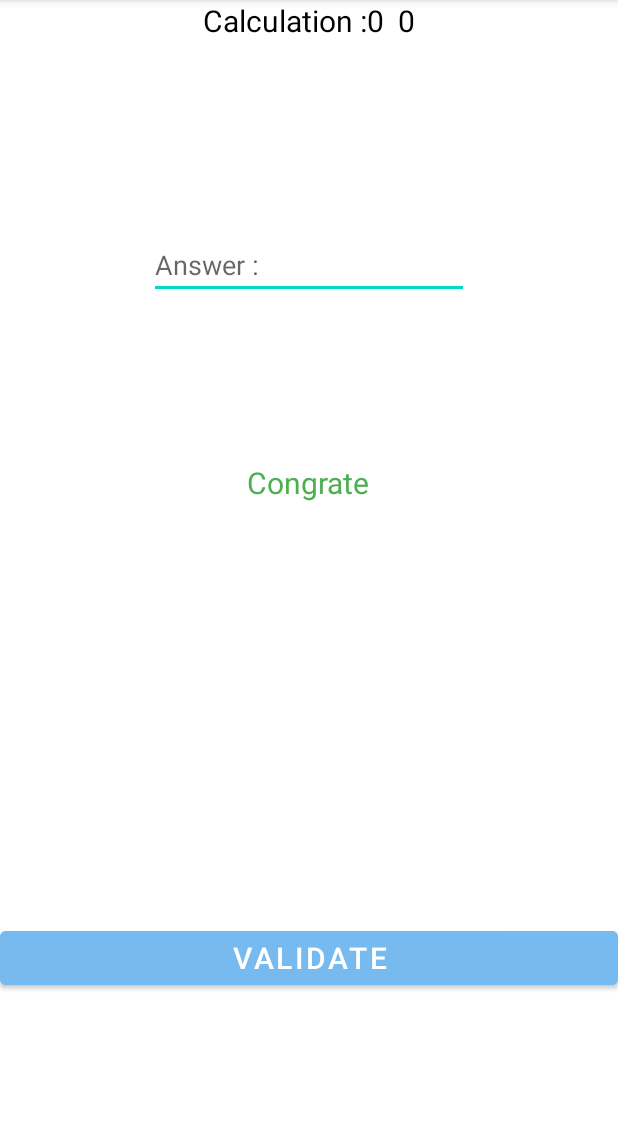
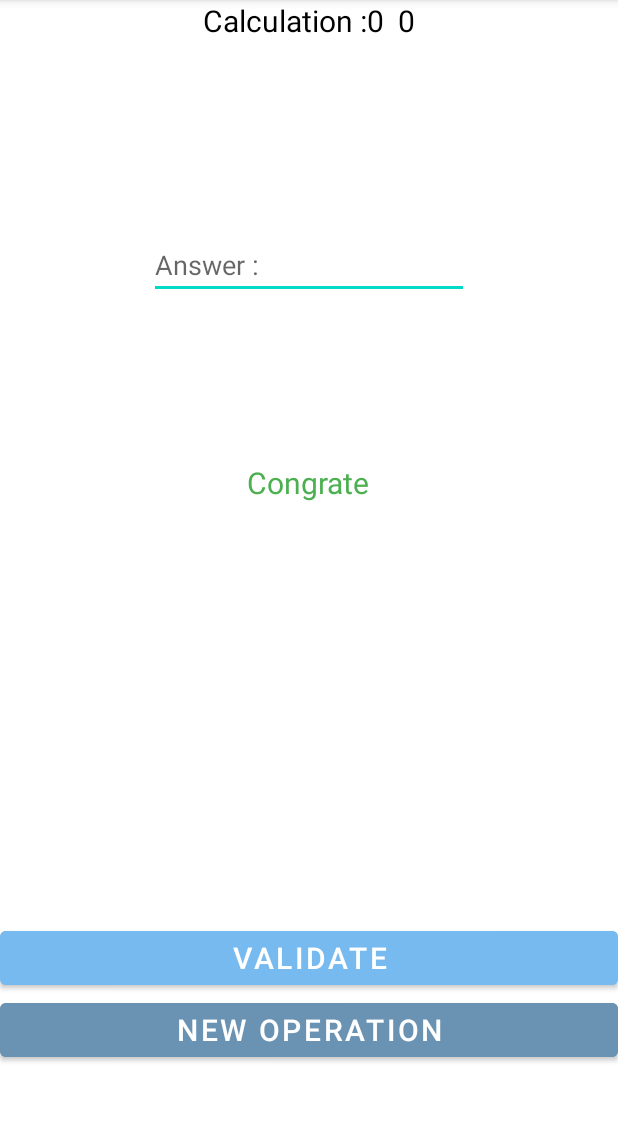
Before and after one commit to ElodieBlairet/MentalCounting, an Android app: the GameActivity screen opened directly, with no data from a screen before it, after a tap on "VALIDATE", on a phone screen of 412 x 824 dp, the part 84-1205 px from its top. Run offline under Robolectric (Android 15) with nearby library versions, the phone set to English and light mode, and no system bars; 1 statement that could not run was skipped.

Commit message:
Bouton pour nouvelle operation

```diff
--- a/app/src/main/java/com/example/mentalcounting/activities/GameActivity.java
+++ b/app/src/main/java/com/example/mentalcounting/activities/GameActivity.java
@@ -28,6 +28,7 @@ public class GameActivity extends AppCompatActivity {
     private TextView calculText;
     private TextView incorrectText;
     private TextView correctText;
+    private CharSequence textCalcul;
     private GetteurOperation aff = new GetteurOperation();
 
     //Services externes :
@@ -44,55 +45,19 @@ public class GameActivity extends AppCompatActivity {
         incorrectText = findViewById(R.id.false_text);
         correctText = findViewById(R.id.correct_text);
 
+        //Récupération du texte de départ :
+        textCalcul = this.calculText.getText();//ce qui est déjà écrit
+
         //On récupère les valeurs du calcul pour les afficher :
-        ope.Aleatoire();//génére 2 int et un string
         calculFunction();
 
         //On vérifie la réponse de l'utilisateur :
         Button submitButton = findViewById(R.id.submit_game_button);
         submitButton.setOnClickListener(view -> submitFunction());
-    }
 
-    private void calculFunction(){
-        boolean calcul = ope.CorrectOpe();//L'opération est correcte : 2 int et un String
-        if (calcul) {//Récupération des valeurs de l'opération car elle est correcte
-            int premier = aff.GetPrem();
-            String operateur = aff.GetOpe();
-            int deuxieme = aff.GetDeux();
-            String text = getString(
-                    // le template
-                    R.string.operation_template,
-                    // les variables qui sont injectées
-                    premier,
-                    operateur,
-                    deuxieme
-            );
-            CharSequence text1 = this.calculText.getText();//ce qui est déjà écrit
-            this.calculText.setText(text1 + text);
-        }
-    }
-
-    private void submitFunction(){
-        try {
-            String value = text.getText().toString();
-            verif.Verification(aff, value);
-
-            // il faut récupérer le composant : c est pas l ID qui change de visibility
-            TextView component = findViewById(R.id.correct_text);
-            component.setVisibility(View.VISIBLE);
-            findViewById(R.id.calcul_text);
-        } catch (ResultatFaux resultatFaux) {
-            // View.VISIBLE => la valeur qui va t afficher le truc
-            incorrectText.setVisibility(View.VISIBLE);//on rend le message visible
-            resultatFaux.printStackTrace();
-            //Affichage du message d'erreur avec le bon résultat:
-            CharSequence textF = this.incorrectText.getText();//Message : "Rate"
-            int reponse = verif.getCorrectRes();//reponse correcte
-            String rep = Integer.toString(reponse);
-            this.incorrectText.setText(textF+rep);//Affichage
-        } catch (ResultatVide resultatVide) {
-            resultatVide.printStackTrace();
-        }
+        //Boutton pour une nouvelle operation :
+        Button newButton = findViewById(R.id.new_button);
+        newButton.setOnClickListener(view -> nouvelleOperation());
     }
 
     //Ajoute game_menu à la page gameActivity
@@ -120,6 +85,55 @@ public class GameActivity extends AppCompatActivity {
         return super.onOptionsItemSelected(item);
     }
 
+    private void calculFunction(){
+        ope.Aleatoire();//génére 2 int et un string
+        boolean calcul = ope.CorrectOpe();//L'opération est correcte : 2 int et un String
+        if (calcul) {//Récupération des valeurs de l'opération car elle est correcte
+            int premier = aff.GetPrem();
+            String operateur = aff.GetOpe();
+            int deuxieme = aff.GetDeux();
+            String text = getString(
+                    // le template
+                    R.string.operation_template,
+                    // les variables qui sont injectées
+                    premier,
+                    operateur,
+                    deuxieme
+            );
+            this.calculText.setText(textCalcul + text);
+        }
+    }
+
+    private void submitFunction(){
+        try {
+            String value = text.getText().toString();
+            verif.Verification(aff, value);
+
+            // il faut récupérer le composant : c est pas l ID qui change de visibility
+            correctText.setVisibility(View.VISIBLE);
+            findViewById(R.id.calcul_text);
+        } catch (ResultatFaux resultatFaux) {
+            // View.VISIBLE => la valeur qui va t afficher le truc
+            incorrectText.setVisibility(View.VISIBLE);//on rend le message visible
+            resultatFaux.printStackTrace();
+            //Affichage du message d'erreur avec le bon résultat:
+            CharSequence textF = this.incorrectText.getText();//Message : "Rate"
+            int reponse = verif.getCorrectRes();//reponse correcte
+            String rep = Integer.toString(reponse);
+            this.incorrectText.setText(textF+rep);//Affichage
+        } catch (ResultatVide resultatVide) {
+            resultatVide.printStackTrace();
+        }
+    }
+
+    private void nouvelleOperation(){
+        //On efface les messages précédents :
+        correctText.setVisibility(View.INVISIBLE);
+        incorrectText.setVisibility(View.INVISIBLE);
+        //On change d'operation :
+        calculFunction();
+    }
+
     //Getteur pour affichage
     public EditText getText() {
         return text;
--- a/app/src/main/res/layout/activity_game.xml
+++ b/app/src/main/res/layout/activity_game.xml
@@ -123,14 +123,28 @@
                 android:gravity="center_horizontal|top"
                 android:orientation="horizontal">
 
-                <Button
-                    android:id="@+id/submit_game_button"
-                    android:layout_width="wrap_content"
-                    android:layout_height="wrap_content"
+                <LinearLayout
+                    android:layout_width="match_parent"
+                    android:layout_height="match_parent"
                     android:layout_weight="1"
-                    android:backgroundTint="#77BAEF"
-                    android:text="@string/valider"
-                    android:textSize="20sp" />
+                    android:orientation="vertical">
+
+                    <Button
+                        android:id="@+id/submit_game_button"
+                        android:layout_width="match_parent"
+                        android:layout_height="wrap_content"
+                        android:backgroundTint="#77BAEF"
+                        android:text="@string/valider"
+                        android:textSize="20sp" />
+
+                    <Button
+                        android:id="@+id/new_button"
+                        android:layout_width="match_parent"
+                        android:layout_height="wrap_content"
+                        android:backgroundTint="#6A93B3"
+                        android:text="@string/new_operation"
+                        android:textSize="20sp" />
+                </LinearLayout>
 
             </LinearLayout>
         </LinearLayout>
--- a/app/src/main/res/values/strings.xml
+++ b/app/src/main/res/values/strings.xml
@@ -14,12 +14,13 @@
     <string name="previous_button">Previous</string>
 
     <!-- Activity game -->
+    <string name="calcul">Calculation : </string>
+    <string name="operation_template" translatable="false">%1$d %2$s %3$d</string>
+    <string name="reponse">Answer : </string>
     <string name="bravo">Congrate</string>
-    <string name="calcul">Calculation : </string>
-    <string name="reponse">Answer : </string>
     <string name="rate">Failure : </string>
     <string name="valider">Validate</string>
-    <string name="operation_template" translatable="false">%1$d %2$s %3$d</string>
+    <string name="new_operation">New operation</string>
 
     <!-- Activity result -->
     <string name="dernier_calcul">Last calculation : 5+3=8</string>
```
Also changed, not shown: 1 other file.
